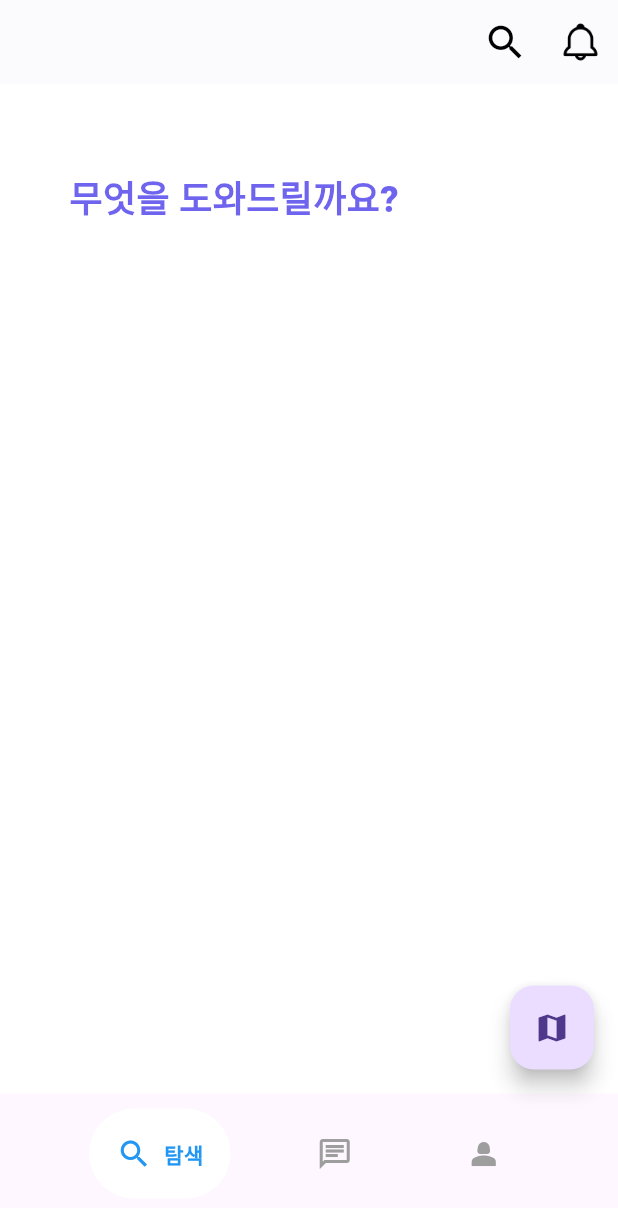
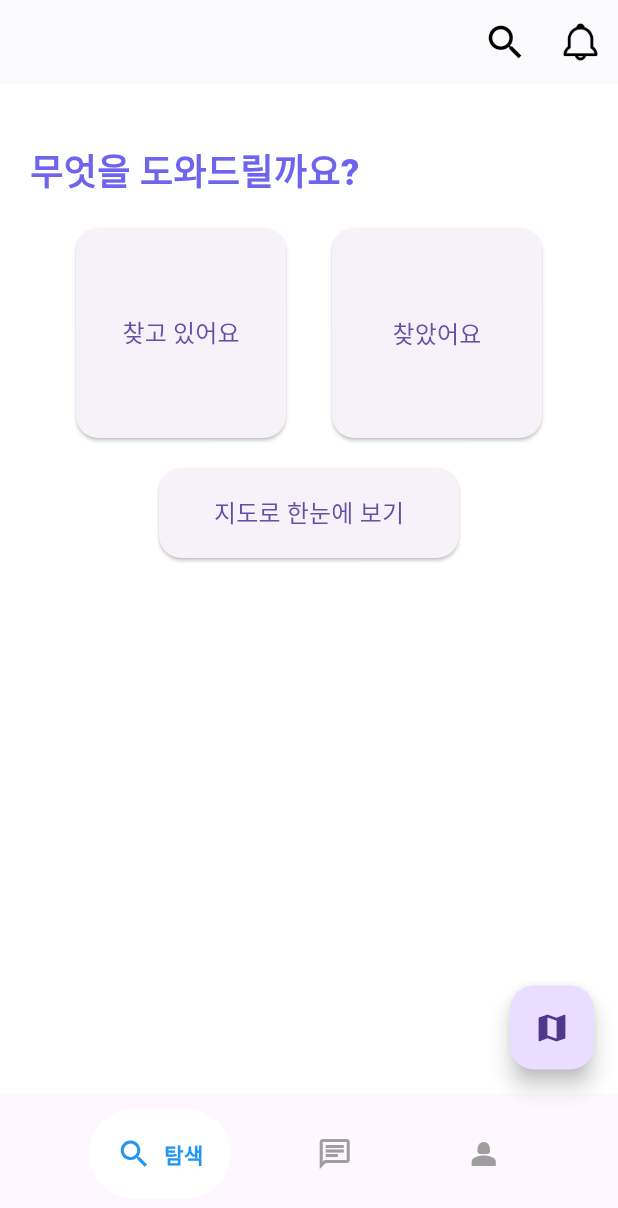
Before and after one commit to Kookutility/isHere-app-front, a Flutter app: the screen it shows after launch, on a phone screen of 412 x 824 dp. Shown: the top 1208 px of the screen. Run offline on Flutter 3.47's test engine with Material 3 defaults, Android fonts, the phone set to English and light mode, and no system bars; drawn by our look-alikes of google_nav_bar; missing offline and left inert: flutter_naver_map; Roboto replaces fonts that are missing (Pretendard-ExtraBold).

Commit message:
12/19 basic_layout.dart -> 스크롤 형식으로 변경 초기실행화면 init_screen.dart 설정(상단바 및 하단바) 초기실행화면 찾고있어요, 찾았어요, 지도로한눈에보기 버튼추가

```diff
--- a/lib/common/basic_layout.dart
+++ b/lib/common/basic_layout.dart
@@ -5,10 +5,10 @@ class MainLayout extends StatelessWidget {
   final FloatingActionButton? floatingActionButton;
 
   const MainLayout({
-    super.key,
+    Key? key,
     required this.children,
     this.floatingActionButton,
-  });
+  }) : super(key: key);
 
   @override
   Widget build(BuildContext context) {
@@ -19,12 +19,9 @@ class MainLayout extends StatelessWidget {
         backgroundColor: Colors.white,
         body: SafeArea(
           child: Padding(
-            padding: const EdgeInsets.symmetric(
-              horizontal: 20,
-            ),
-            child: SizedBox(
-              width: MediaQuery.of(context).size.width,
-              height: MediaQuery.of(context).size.height,
+            padding: const EdgeInsets.symmetric(horizontal: 20),
+            child: SingleChildScrollView(
+              physics: ClampingScrollPhysics(), // 파란색 바운스 효과 제거
               child: Column(
                 mainAxisAlignment: MainAxisAlignment.spaceEvenly,
                 children: children,
--- a/lib/main.dart
+++ b/lib/main.dart
@@ -1,13 +1,11 @@
 import 'package:flutter/material.dart';
-import 'package:petdemo/common/app_bar.dart';
-import 'package:petdemo/main_screens/chat_screen.dart';
-import 'package:petdemo/main_screens/common/bottom_nav_design.dart';
-import 'package:petdemo/main_screens/my_screen.dart';
 import 'package:petdemo/main_screens/search_screen.dart';
-import 'package:petdemo/main_screens/notification_screen.dart';
 import 'package:flutter_naver_map/flutter_naver_map.dart';
-import 'package:petdemo/main_screens/map_screen.dart'; // 여기서 map.dart를 import해야 합니다.
-
+import 'package:petdemo/auth_screens/login_screen.dart';
+import 'package:petdemo/auth_screens/sigup_screen.dart';
+import 'package:petdemo/auth_screens/splash_screen.dart';
+import 'package:petdemo/const/address.dart';
+import 'package:petdemo/main_screens/init_screen.dart';
 void main() async {
   WidgetsFlutterBinding.ensureInitialized();
   await NaverMapSdk.instance.initialize(clientId: 'raopvm5gte'); // NaverMapSdk 초기화
@@ -22,64 +20,15 @@ class IsHere extends StatelessWidget {
     return MaterialApp(
       title: 'isHere',
       debugShowCheckedModeBanner: false,
-      home: const BottomBar(), // Scaffold의 home을 BottomBar로 변경
+      initialRoute: '/', //
+      routes: {
+        '/': (context) => const InitScreen(),
+        //splashScreen: (context) => const SplashScreen(),
+        //loginScreen: (context) => const LogInScreen(),
+        //signUpScreen: (context) => const SignUpScreen(),
+
+
+      },
     );
   }
 }
-
-class BottomBar extends StatefulWidget {
-  const BottomBar({Key? key}) : super(key: key);
-
-  @override
-  State<BottomBar> createState() => _BottomBarState();
-}
-
-class _BottomBarState extends State<BottomBar> {
-  int selectedIndex = 0;
-
-  void navigateBottomBar(int index) {
-    setState(() {
-      selectedIndex = index;
-    });
-  }
-
-  List<Widget> pages = const [
-    SearchScreen(),
-    ChatScreen(),
-    MyScreen(),
-  ];
-
-  @override
-  Widget build(BuildContext context) {
-    return Scaffold(
-      appBar: IsHereAppBar(
-        onNotificationPressed: () {
-          Navigator.push(
-            context,
-            MaterialPageRoute(
-              builder: (context) => NotificationScreen(), // main_screens/notification_screen.dart로 이동
-            ),
-          );
-        },
-        onSearchPressed: () {
-          // 검색 아이콘이 눌렸을 때의 동작
-        },
-      ),
-      bottomNavigationBar: BottomNavDesign(
-        onTabChange: (index) => navigateBottomBar(index),
-      ),
-      body: pages[selectedIndex],
-      floatingActionButton: FloatingActionButton(
-        onPressed: () {
-          Navigator.push(
-            context,
-            MaterialPageRoute(
-              builder: (context) => MapScreen(), // map_screen.dart으로 이동
-            ),
-          );
-        },
-        child: Icon(Icons.map),
-      ),
-    );
-  }
-}
--- /dev/null
+++ b/lib/main_screens/found_screen.dart
@@ -0,0 +1,13 @@
+import 'package:flutter/widgets.dart';
+import 'package:petdemo/common/basic_layout.dart';
+
+class FoundScreen extends StatelessWidget {
+  const FoundScreen({super.key});
+
+  @override
+  Widget build(BuildContext context) {
+    return MainLayout(
+      children: [Text('찾있어요 게시판')],
+    );
+  }
+}
--- /dev/null
+++ b/lib/main_screens/init_screen.dart
@@ -0,0 +1,78 @@
+import 'package:flutter/material.dart';
+import 'package:petdemo/common/app_bar.dart';
+import 'package:petdemo/main_screens/chat_screen.dart';
+import 'package:petdemo/main_screens/common/bottom_nav_design.dart';
+import 'package:petdemo/main_screens/my_screen.dart';
+import 'package:petdemo/main_screens/search_screen.dart';
+import 'package:petdemo/main_screens/notification_screen.dart';
+import 'package:flutter_naver_map/flutter_naver_map.dart';
+import 'package:petdemo/main_screens/map_screen.dart';
+
+class InitScreen extends StatelessWidget {
+  const InitScreen({Key? key}) : super(key: key);
+
+  @override
+  Widget build(BuildContext context) {
+    return MaterialApp(
+      title: 'isHere',
+      debugShowCheckedModeBanner: false,
+      home: const BottomBar(), // Scaffold의 home을 BottomBar로 변경
+    );
+  }
+}
+class BottomBar extends StatefulWidget {
+    const BottomBar({Key? key}) : super(key: key);
+
+    @override
+    State<BottomBar> createState() => _BottomBarState();
+  }
+
+  class _BottomBarState extends State<BottomBar> {
+    int selectedIndex = 0;
+
+    void navigateBottomBar(int index) {
+      setState(() {
+        selectedIndex = index;
+      });
+    }
+
+    List<Widget> pages = const [
+      SearchScreen(),
+      ChatScreen(),
+      MyScreen(),
+    ];
+
+    @override
+    Widget build(BuildContext context) {
+      return Scaffold(
+        appBar: IsHereAppBar(
+          onNotificationPressed: () {
+            Navigator.push(
+              context,
+              MaterialPageRoute(
+                builder: (context) => NotificationScreen(), // main_screens/notification_screen.dart로 이동
+              ),
+            );
+          },
+          onSearchPressed: () {
+            // 검색 아이콘이 눌렸을 때의 동작
+          },
+        ),
+        bottomNavigationBar: BottomNavDesign(
+          onTabChange: (index) => navigateBottomBar(index),
+        ),
+        body: pages[selectedIndex],
+        floatingActionButton: FloatingActionButton(
+          onPressed: () {
+            Navigator.push(
+              context,
+              MaterialPageRoute(
+                builder: (context) => MapScreen(), // map_screen.dart으로 이동
+              ),
+            );
+          },
+          child: Icon(Icons.map),
+        ),
+      );
+    }
+  }
--- /dev/null
+++ b/lib/main_screens/looking_screen.dart
@@ -0,0 +1,13 @@
+import 'package:flutter/widgets.dart';
+import 'package:petdemo/common/basic_layout.dart';
+
+class LookingScreen extends StatelessWidget {
+  const LookingScreen({super.key});
+
+  @override
+  Widget build(BuildContext context) {
+    return MainLayout(
+      children: [Text('찾고있어요 게시판')],
+    );
+  }
+}
--- a/lib/main_screens/search_screen.dart
+++ b/lib/main_screens/search_screen.dart
@@ -1,27 +1,119 @@
 import 'package:flutter/widgets.dart';
 import 'package:petdemo/common/basic_layout.dart';
 import 'package:flutter/material.dart';
+import 'package:petdemo/main_screens/looking_screen.dart';
+import 'package:petdemo/main_screens/found_screen.dart';
+import 'package:petdemo/main_screens/map_screen.dart';
+import 'package:petdemo/common/app_bar.dart';
+import 'package:petdemo/main_screens/notification_screen.dart';
+import 'package:petdemo/main_screens/common/bottom_nav_design.dart';
+import 'package:petdemo/main_screens/chat_screen.dart';
+import 'package:petdemo/main_screens/my_screen.dart';
+import 'package:petdemo/main_screens/common/bottom_nav.dart'; // Import the BottomBar
 
 class SearchScreen extends StatelessWidget {
-  const SearchScreen({Key? key});
+  const SearchScreen({Key? key}) : super(key: key);
 
   @override
   Widget build(BuildContext context) {
-    return MainLayout(
+    return MaterialApp(
+      title: 'isHere',
+      debugShowCheckedModeBanner: false,
+      home: MainLayout( // MainLayout 추가
         children: [
           Padding(
-          padding: EdgeInsets.only(right: 100, bottom: 520), // 왼쪽과 상단 간격 설정
-          child: Text(
+            padding: EdgeInsets.symmetric(horizontal: 0),
+            child: Column(
+              crossAxisAlignment: CrossAxisAlignment.start,
+              children: [
+                SizedBox(height: 40),
+                Text(
                   '무엇을 도와드릴까요?',
                   style: TextStyle(
-              fontFamily: 'Pretendard-ExtraBold', // 원하는 폰트 설정
+                    fontFamily: 'Pretendard-ExtraBold',
                     fontWeight: FontWeight.w800,
-              fontSize: 24,//
-              color: Color.fromRGBO(78, 64, 234, 0.81), // 색상 설정
+                    fontSize: 24,
+                    color: Color.fromRGBO(78, 64, 234, 0.81),
+                  ),
+                ),
+                Padding(
+                  padding: EdgeInsets.symmetric(vertical: 20),
+                  child: Column(
+                    children: [
+                      Row(
+                        mainAxisAlignment: MainAxisAlignment.spaceEvenly,
+                        children: [
+                          SizedBox(
+                            height: 140,
+                            width: 140,
+                            child: ElevatedButton(
+                              onPressed: () {
+                                Navigator.of(context).push(MaterialPageRoute(
+                                  builder: (context) => LookingScreen(),
+                                ));
+                              },
+                              style: ElevatedButton.styleFrom(
+                                shape: RoundedRectangleBorder(
+                                  borderRadius: BorderRadius.circular(15.0),
+                                ),
+                              ),
+                              child: Text(
+                                '찾고 있어요',
+                                style: TextStyle(fontSize: 16),
+                              ),
+                            ),
+                          ),
+                          SizedBox(
+                            height: 140,
+                            width: 140,
+                            child: ElevatedButton(
+                              onPressed: () {
+                                Navigator.of(context).push(MaterialPageRoute(
+                                  builder: (context) => FoundScreen(),
+                                ));
+                              },
+                              style: ElevatedButton.styleFrom(
+                                shape: RoundedRectangleBorder(
+                                  borderRadius: BorderRadius.circular(15.0),
+                                ),
+                              ),
+                              child: Text(
+                                '찾았어요',
+                                style: TextStyle(fontSize: 16),
                               ),
                             ),
                           ),
                         ],
+                      ),
+                      SizedBox(height: 20),
+                      SizedBox(
+                        width: 200,
+                        height: 60,
+                        child: ElevatedButton(
+                          onPressed: () {
+                            Navigator.of(context).push(MaterialPageRoute(
+                              builder: (context) => MapScreen(),
+                            ));
+                          },
+                          style: ElevatedButton.styleFrom(
+                            shape: RoundedRectangleBorder(
+                              borderRadius: BorderRadius.circular(15.0),
+                            ),
+                          ),
+                          child: Text(
+                            '지도로 한눈에 보기',
+                            style: TextStyle(fontSize: 16),
+                          ),
+                        ),
+                      ),
+                    ],
+                  ),
+                ),
+              ],
+            ),
+          ),
+        ],
+      ),
     );
   }
 }
```
Also changed, not shown: 1 other file. Lines whose indentation alone changed are shown as unchanged.
